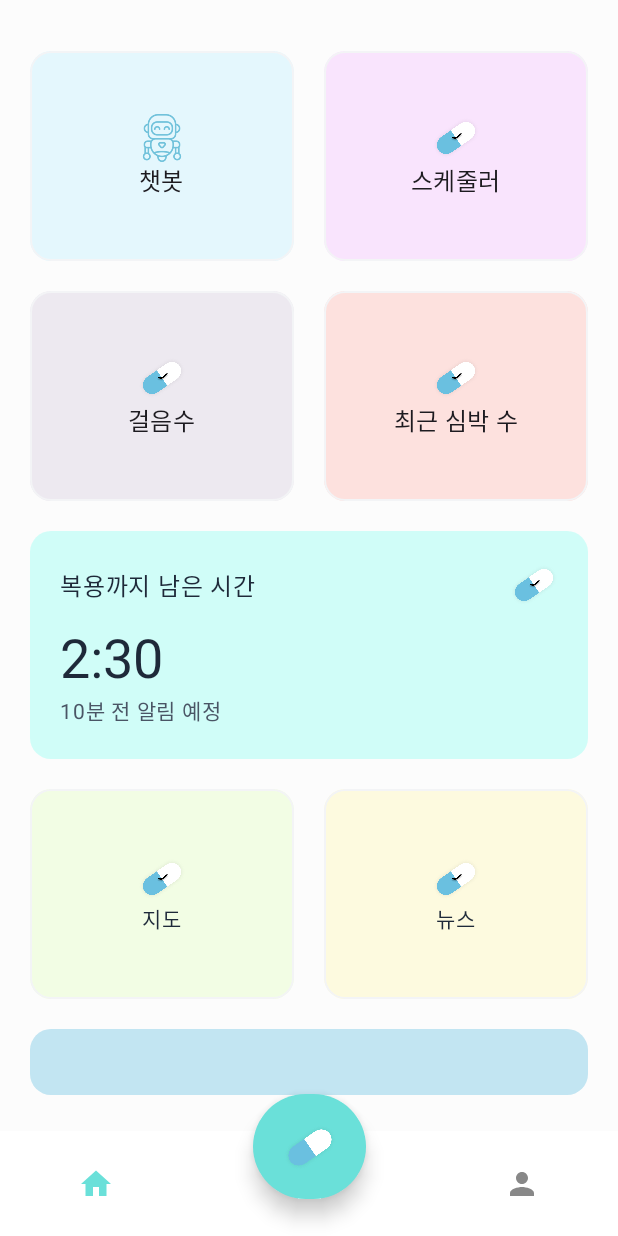
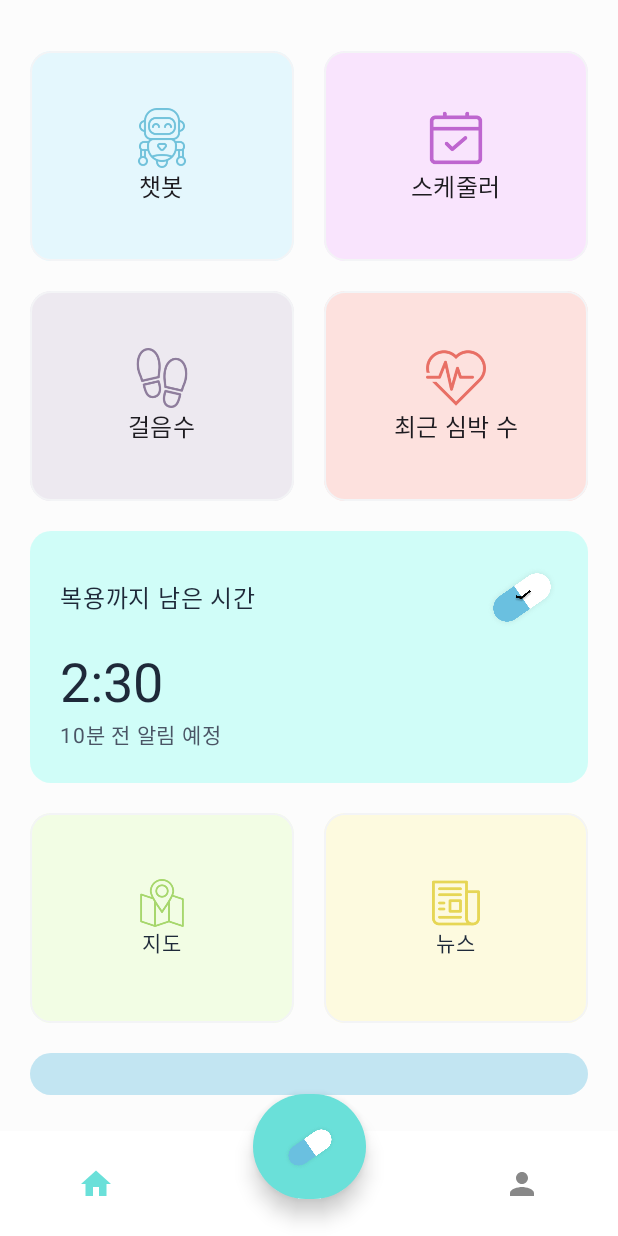
Before and after one commit to SongYunSeok0/Project, an Android app built with Jetpack Compose: the MainScreen screen opened through its navigation route, on a phone screen of 412 x 824 dp. Run offline under Robolectric (Android 15) with nearby library versions, the phone set to English and light mode, and no system bars; Roboto replaces fonts that are not available here.

Commit message:
10/31 17:41 MainScreen.kt - MainFeatureCard.kt컴포넌트 진행 중 + 아이콘 교체

```diff
--- a/MyRythm/common/design/src/main/java/com/ui/components/MainFeatureCard.kt
+++ b/MyRythm/common/design/src/main/java/com/ui/components/MainFeatureCard.kt
@@ -91,7 +91,7 @@ fun MainFeatureCard(
         horizontalAlignment = Alignment.CenterHorizontally,
         verticalArrangement = Arrangement.Center
     ) {
-        Image(painterResource(icon), title, Modifier.size(32.dp))
+        Image(painterResource(icon), title, Modifier.size(40.dp))
         Text(title,
             style = MaterialTheme.typography.titleMedium,
             color = MaterialTheme.colorScheme.onSurface
--- a/MyRythm/feature/main/src/main/java/com/main/ui/MainScreen.kt
+++ b/MyRythm/feature/main/src/main/java/com/main/ui/MainScreen.kt
@@ -35,7 +35,15 @@ fun MainScreen(
     onFabCamera:     () -> Unit = {} // 현재 화면에서는 미사용
 ) {
     val tempIconResId = R.drawable.logo
+
     val chatBotIconResId = R.drawable.robot
+    val schedulerIconResId = R.drawable.schedule
+    val stepIconResId = R.drawable.step
+    val rateIconResId = R.drawable.rate
+
+    val mapIconResId = R.drawable.map
+    val newsIconResId = R.drawable.news
+
 
     Column(
         modifier = Modifier
@@ -57,7 +65,7 @@ fun MainScreen(
             MainFeatureCard(
                 title = "스케줄러",
                 bg = Color(0x33EB80FF),
-                icon = tempIconResId,
+                icon = schedulerIconResId,
                 onClick = onOpenScheduler,
                 modifier = Modifier.weight(1f).height(140.dp)
             )
@@ -67,14 +75,14 @@ fun MainScreen(
             MainFeatureCard(
                 title = "걸음수",
                 bg = Color(0x33AD9ABC),
-                icon = tempIconResId,
+                icon = stepIconResId,
                 onClick = onOpenSteps,
                 modifier = Modifier.weight(1f).height(140.dp)
             )
             MainFeatureCard(
                 title = "최근 심박 수",
                 bg = Color(0x33FF7367),
-                icon = tempIconResId,
+                icon = rateIconResId,
                 onClick = onOpenHeart,
                 modifier = Modifier.weight(1f).height(140.dp)
             )
@@ -96,7 +104,7 @@ fun MainScreen(
                 Text("복용까지 남은 시간", fontSize = 16.sp, color = Color(0xff1e2939))
                 Image(painterResource(tempIconResId),
                     null,
-                    Modifier.size(32.dp))
+                    Modifier.size(48.dp))
             }
             Spacer(Modifier.height(12.dp))
             Text("2:30", style = MaterialTheme.typography.displaySmall, color = Color(0xff1e2939))
@@ -107,14 +115,14 @@ fun MainScreen(
             FeatureCard(
                 title = "지도",
                 bg = Color(0x33C5FF80),
-                icon = tempIconResId,
+                icon = mapIconResId,
                 modifier = Modifier.weight(1f).height(140.dp),
                 onClick = onOpenMap
             )
             FeatureCard(
                 title = "뉴스",
                 bg = Color(0x33FFEF6C),
-                icon = tempIconResId,
+                icon = newsIconResId,
                 modifier = Modifier.weight(1f).height(140.dp),
                 onClick = onOpenNews
             )
```
Also changed, not shown: MyRythm/common/design/src/main/res/drawable/map.png (added), MyRythm/common/design/src/main/res/drawable/news.png (added), MyRythm/common/design/src/main/res/drawable/rate.png (added), MyRythm/common/design/src/main/res/drawable/schedule.png (added), MyRythm/common/design/src/main/res/drawable/step.png (added).
